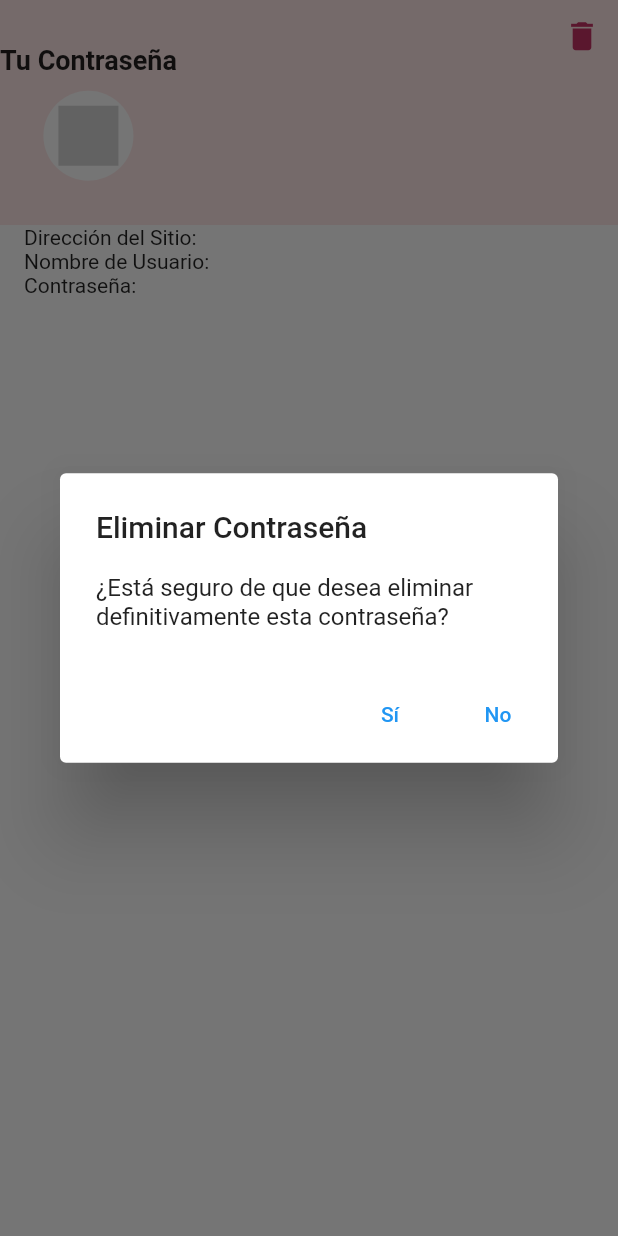
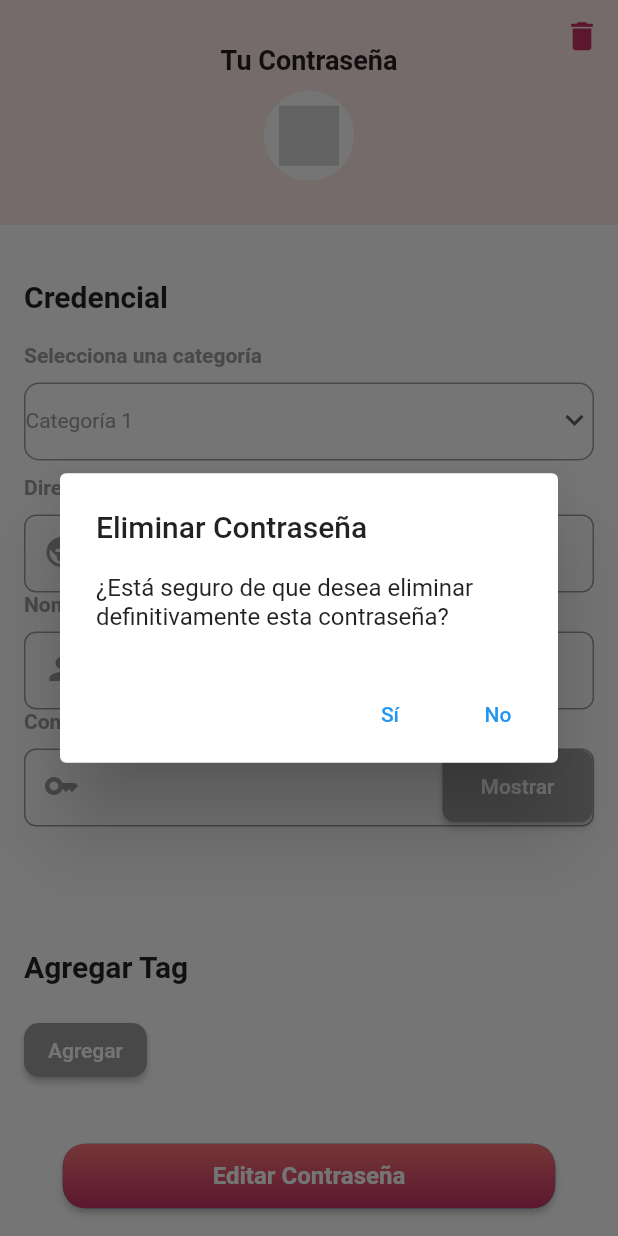
Before and after one commit to GEnriqueGT/encryption_flutter, a Flutter app: the PasswordPreviewScreen screen opened directly with empty values, after a tap on the "delete" icon, on a phone screen of 412 x 824 dp. Run offline on Flutter 3.47's test engine with Material 2 defaults, Android fonts, the phone set to English and light mode, and no system bars; our stand-ins replace cloud_firestore, dio, equatable, firebase_auth, firebase_core, flutter_bloc and 3 more; accounts and stored records are empty; network calls fail; Roboto replaces fonts that are missing (DM Sans).

Commit message:
corregido maquetado de preview

```diff
--- a/lib/common/widgets/custom_dropdown.dart
+++ b/lib/common/widgets/custom_dropdown.dart
@@ -31,10 +31,10 @@ class CustomDropdown extends StatelessWidget {
         Container(
           decoration: BoxDecoration(
             border: Border.all(
-              color: Colors.grey, // Color del borde
-              width: 1.0, // Ancho del borde
+              color: Colors.grey,
+              width: 1.0,
             ),
-            borderRadius: BorderRadius.circular(10.0), // Radio de la esquina
+            borderRadius: BorderRadius.circular(10.0),
           ),
           child: SizedBox(
             height: 50.0,
--- a/lib/common/widgets/custom_text_field.dart
+++ b/lib/common/widgets/custom_text_field.dart
@@ -22,7 +22,7 @@ class CustomTextField extends StatefulWidget {
 class _CustomTextFieldState extends State<CustomTextField> {
   final FocusNode _focusNode = FocusNode();
   bool _isFocused = false;
-  late bool _obscureText; // Estado del campo de texto de contraseña
+  late bool _obscureText;
 
   @override
   void initState() {
@@ -91,7 +91,7 @@ class _CustomTextFieldState extends State<CustomTextField> {
                         },
                         style: ElevatedButton.styleFrom(
                           minimumSize: const Size(100, 0),
-                          padding: EdgeInsets.zero, // Eliminar el relleno
+                          padding: EdgeInsets.zero,
                           backgroundColor: _obscureText ? Colors.grey : redPink,
                           shape: RoundedRectangleBorder(
                             borderRadius: BorderRadius.circular(8.0),
--- a/lib/password-create/widget/password_create_body.dart
+++ b/lib/password-create/widget/password_create_body.dart
@@ -52,6 +52,7 @@ class _PasswordCreateBodyState extends State<PasswordCreateBody> {
     return BlocListener<PasswordCreateBloc, BaseState>(listener: (context, state) {
       if (state is CreatePasswordSuccess) {
         Navigator.pop(context);
+        Toast.show('Contraseña creada con exito', duration: Toast.lengthShort, gravity:  Toast.bottom);
       } else if(state is PasswordCreateError){
         Toast.show(state.message, duration: Toast.lengthShort, gravity:  Toast.bottom);
       }
--- a/lib/password-preview/bloc/password_preview_bloc.dart
+++ b/lib/password-preview/bloc/password_preview_bloc.dart
@@ -37,7 +37,7 @@ class PasswordPreviewBloc extends BaseBloc<PasswordPreviewEvent, BaseState> {
 
         print(passwordInfo.username);
 
-        emit(PasswordSucces(passwordInfo));
+        emit(PasswordSuccess(passwordInfo));
       }
     } catch (error) {
       print(error);
--- a/lib/password-preview/bloc/password_preview_state.dart
+++ b/lib/password-preview/bloc/password_preview_state.dart
@@ -20,9 +20,9 @@ class GetPasswordInfoError extends PasswordPreviewState {
       this.message);
 }
 
-class PasswordSucces extends PasswordPreviewState {
+class PasswordSuccess extends PasswordPreviewState {
   final PasswordComplete passwordInfo;
 
-  const PasswordSucces(
+  const PasswordSuccess(
       this.passwordInfo);
 }
--- a/lib/password-preview/password_preview_screen.dart
+++ b/lib/password-preview/password_preview_screen.dart
@@ -14,7 +14,7 @@ class PasswordPreviewScreen extends StatelessWidget {
     return BlocProvider(
       create: (context) => PasswordPreviewBloc(),
       child:  Scaffold(
-        backgroundColor: Colors.white,
+        backgroundColor: Colors.white70.withOpacity(0.92),
         body:  PasswordPreviewBody(passwordId: passwordId),
         appBar: AppBar(backgroundColor: pink, toolbarHeight: 0,automaticallyImplyLeading: false),
       ),
--- a/lib/password-preview/widget/password_preview_body.dart
+++ b/lib/password-preview/widget/password_preview_body.dart
@@ -2,10 +2,13 @@ import 'package:flutter/material.dart';
 import 'package:flutter_bloc/flutter_bloc.dart';
 import 'package:flutter_svg/flutter_svg.dart';
 import 'package:password_manager/common/bloc/base_state.dart';
+import 'package:password_manager/common/widgets/custom_dropdown.dart';
+import 'package:password_manager/common/widgets/custom_text_field.dart';
 import 'package:password_manager/password-preview/bloc/password_preview_bloc.dart';
 import 'package:password_manager/password-preview/model/password_complete_model.dart';
 import 'package:password_manager/resources/colours.dart';
 import 'package:password_manager/resources/constants.dart';
+import 'package:toast/toast.dart';
 
 class PasswordPreviewBody extends StatefulWidget {
   final String passwordId;
@@ -19,6 +22,7 @@ class PasswordPreviewBody extends StatefulWidget {
 class _PasswordPreviewBodyState extends State<PasswordPreviewBody> {
   late PasswordComplete passwordInfo;
   late PasswordPreviewBloc passwordPreviewBloc;
+  late ToastContext toastContext;
 
   @override
   void initState() {
@@ -30,30 +34,26 @@ class _PasswordPreviewBodyState extends State<PasswordPreviewBody> {
         categoryId: 0,
         tagsIds: [],
         password: "");
-  }
-
-  @override
-  void didChangeDependencies() {
-    super.didChangeDependencies();
     passwordPreviewBloc = context.read<PasswordPreviewBloc>();
     passwordPreviewBloc.add(RequestPassword(widget.passwordId));
+    toastContext = ToastContext();
+    toastContext.init(context);
   }
 
   @override
   Widget build(BuildContext context) {
     return BlocListener<PasswordPreviewBloc, BaseState>(
       listener: (context, state) {
-          if (state is PasswordSucces) {
+        if (state is PasswordSuccess) {
           setState(() {
             passwordInfo = state.passwordInfo;
           });
-          } else if(state is DeletePasswordSuccess){
+        } else if (state is DeletePasswordSuccess) {
           Navigator.pop(context);
           Navigator.pop(context);
         }
       },
-        child: Column(
-          crossAxisAlignment: CrossAxisAlignment.start,
+      child: ListView(
         children: <Widget>[
           Container(
             height: 150.0,
@@ -74,9 +74,9 @@ class _PasswordPreviewBodyState extends State<PasswordPreviewBody> {
                     ),
                   ),
                 ),
-                  Column(
+                Center(
+                  child: Column(
                     mainAxisAlignment: MainAxisAlignment.center,
-                    crossAxisAlignment: CrossAxisAlignment.center,
                     children: [
                       const Text(
                         'Tu Contraseña',
@@ -104,26 +104,161 @@ class _PasswordPreviewBodyState extends State<PasswordPreviewBody> {
                             color: darkPink,
                           ),
                         ],
+                      )
+                    ],
                   ),
-                    ],
                 )
               ],
             ),
           ),
-            Padding(
-              padding: const EdgeInsets.symmetric(horizontal: 16.0),
-              child: Text('Dirección del Sitio: ${passwordInfo.site}'),
+          Container(
+            decoration: BoxDecoration(
+              color: Colors.white,
+              borderRadius: BorderRadius.circular(15.0),
             ),
-            Padding(
-              padding: const EdgeInsets.symmetric(horizontal: 16.0),
-              child: Text('Nombre de Usuario:  ${passwordInfo.username}'),
+            padding: const EdgeInsets.all(16.0),
+            child: Column(
+              crossAxisAlignment: CrossAxisAlignment.start,
+              children: [
+                const Padding(
+                  padding: EdgeInsets.symmetric(vertical: 20.0),
+                  child: Text(
+                    'Credencial',
+                    style: TextStyle(
+                      fontFamily: 'DM Sans',
+                      fontWeight: FontWeight.bold,
+                      fontSize: 20,
                     ),
-            Padding(
-              padding: const EdgeInsets.symmetric(horizontal: 16.0),
-              child: Text('Contraseña:  ${passwordInfo.password}'),
+                  ),
+                ),
+                CustomDropdown(
+                  label: 'Selecciona una categoría',
+                  value: 'Categoría 1',
+                  items: ['Categoría 1', 'Categoría 2', 'Categoría 3'],
+                  onChanged: (newValue) {
+                  },
+                ),
+                const SizedBox(
+                  height: 10,
+                ),
+                CustomTextField(
+                  label: 'Dirección del Sitio',
+                  controller: TextEditingController(text: passwordInfo.site),
+                  icon: Icons.public,
+                ),
+                CustomTextField(
+                  label: 'Nombre de Usuario',
+                  controller: TextEditingController(text: passwordInfo.username),
+                  icon: Icons.person,
+                ),
+                CustomTextField(
+                  label: 'Contraseña',
+                  obscureText: true,
+                  controller: TextEditingController(text: passwordInfo.password),
+                  icon: Icons.key,
                 ),
               ],
-        ));
+            ),
+          ),
+          const SizedBox(height: 30),
+          Container(
+            decoration: BoxDecoration(
+              color: Colors.white,
+              borderRadius: BorderRadius.circular(15.0),
+            ),
+            padding: const EdgeInsets.all(16.0),
+            child: Column(
+              crossAxisAlignment: CrossAxisAlignment.start,
+              children: [
+                const Padding(
+                  padding: EdgeInsets.symmetric(vertical: 20.0),
+                  child: Text(
+                    'Agregar Tag',
+                    style: TextStyle(
+                      fontFamily: 'DM Sans',
+                      fontWeight: FontWeight.bold,
+                      fontSize: 20,
+                    ),
+                  ),
+                ),
+                Row(
+                  children: [
+                    for (int tag in passwordInfo.tagsIds)
+                      Container(
+                        decoration: BoxDecoration(
+                          color: pink,
+                          borderRadius: BorderRadius.circular(10.0),
+                        ),
+                        padding: const EdgeInsets.symmetric(
+                            vertical: 10.0, horizontal: 12.0),
+                        margin: const EdgeInsets.only(right: 8.0),
+                        child: Text(
+                          "test",
+                          style: const TextStyle(
+                            fontFamily: 'DM Sans',
+                            fontWeight: FontWeight.bold,
+                            fontSize: 16,
+                            color: Colors.white,
+                          ),
+                        ),
+                      ),
+                    ElevatedButton(
+                      onPressed: () {
+                      },
+                      style: ElevatedButton.styleFrom(
+                        backgroundColor: Colors.grey,
+                        shape: RoundedRectangleBorder(
+                          borderRadius: BorderRadius.circular(10.0),
+                        ),
+                      ),
+                      child: Text('Agregar'),
+                    ),
+                  ],
+                ),
+              ],
+            ),
+          ),
+          const SizedBox(height: 20),
+          Expanded(
+            child: Align(
+              alignment: Alignment.bottomCenter,
+              child: ElevatedButton(
+                onPressed: () {
+
+                },
+                style: ElevatedButton.styleFrom(
+                  padding: EdgeInsets.zero,
+                  shape: RoundedRectangleBorder(
+                    borderRadius: BorderRadius.circular(15),
+                  ),
+                ),
+                child: Container(
+                  decoration: BoxDecoration(
+                    gradient: const LinearGradient(
+                      begin: Alignment.topCenter,
+                      end: Alignment.bottomCenter,
+                      colors: [redPink, darkPink],
+                    ),
+                    borderRadius: BorderRadius.circular(15.0),
+                  ),
+                  padding:
+                  const EdgeInsets.symmetric(vertical: 12.0, horizontal: 100.0),
+                  child: const Text(
+                    'Editar Contraseña',
+                    style: TextStyle(
+                      fontFamily: 'DM Sans',
+                      color: Colors.white,
+                      fontSize: 16.0,
+                      fontWeight: FontWeight.bold,
+                    ),
+                  ),
+                ),
+              ),
+            ),
+          ),
+        ],
+      ),
+    );
   }
 
   Future<void> showDeleteDialog(BuildContext context) async {
```
Lines whose indentation alone changed are shown as unchanged.
